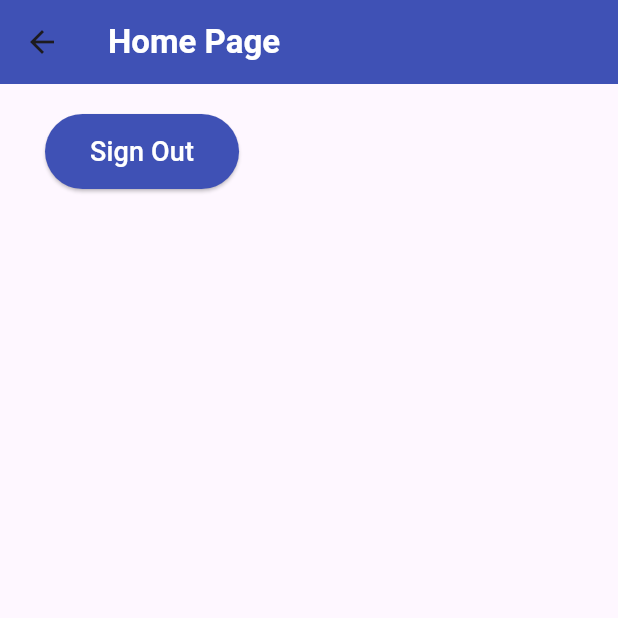
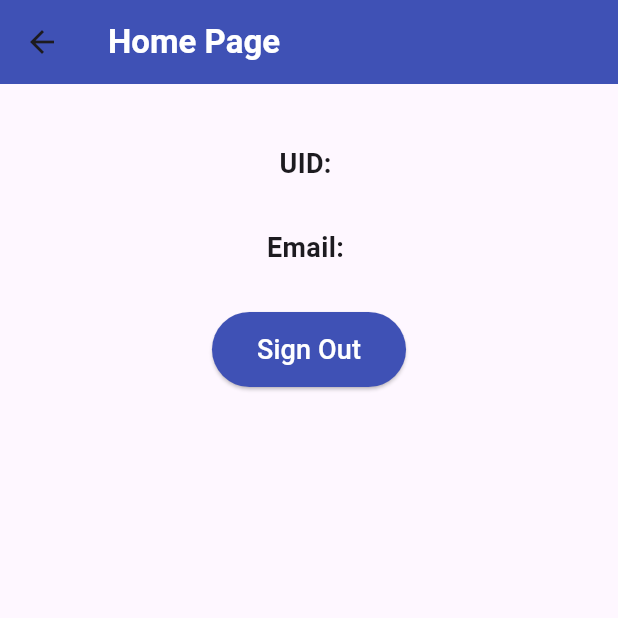
Before and after one commit to Zarik04/lab-11-main, a Flutter app: the HomePage screen opened directly with empty values, on a phone screen of 412 x 824 dp, the top half of it. Run offline on Flutter 3.47's test engine with Material 3 defaults, Android fonts, the phone set to English and light mode, and no system bars; our stand-ins replace firebase_auth, firebase_core; accounts and stored records are empty.

Commit message:
edited home page

```diff
--- a/lib/screens/home.dart
+++ b/lib/screens/home.dart
@@ -4,6 +4,7 @@ import 'package:lab_11_main/sercice/auth.dart';
 
 class HomePage extends StatelessWidget {
   final CustomUser? user;
+
   const HomePage({super.key, required this.user});
 
   @override
@@ -20,18 +21,34 @@ class HomePage extends StatelessWidget {
         ),
       ),
       body: Padding(
-        padding: EdgeInsets.symmetric(vertical: 20.0, horizontal: 30.0),
-        child: ElevatedButton(
+        padding: const EdgeInsets.symmetric(vertical: 40.0, horizontal: 50.0),
+        child: Center(
+          child: Column(
+            children: [
+              Text('UID: ${user!.uid}',
+                style: const TextStyle(
+                  fontSize: 18,
+                  fontWeight: FontWeight.w600,
+                ),),
+              const SizedBox(height: 30,),
+              Text('Email: ${user!.email}',
+                style: const TextStyle(
+                  fontSize: 18,
+                  fontWeight: FontWeight.w600,
+                ),),
+              const SizedBox(height: 30,),
+              ElevatedButton(
                 onPressed: () async {
-            try{
+                  try {
                     await AuthService().signOut();
                     Navigator.pushNamed(context, 'sign_in');
-            }catch(e){
+                  } catch (e) {
                     print('error');
                   }
                 },
                 style: ElevatedButton.styleFrom(
-            padding: EdgeInsets.symmetric(horizontal: 30, vertical: 12),
+                  padding: const EdgeInsets.symmetric(
+                      horizontal: 30, vertical: 12),
                   backgroundColor: Colors.indigo,
                 ),
                 child: const Text(
@@ -42,6 +59,9 @@ class HomePage extends StatelessWidget {
                   ),
                 ),
               ),
+            ],
+          ),
+        ),
       ),
     );
   }
```
Lines whose indentation alone changed are shown as unchanged.
